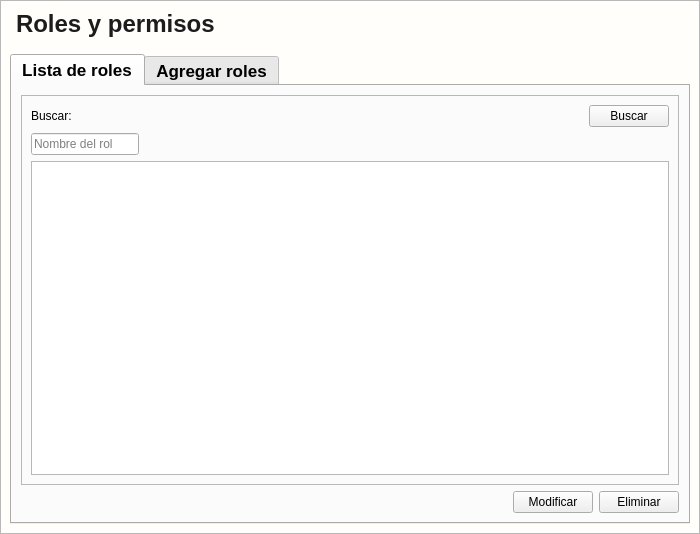
Above: app/View/UserInterfaceUi/UI_CONTROL_ROLES.ui from LAngelVp/software-punto-de-venta before the change. Below: the same form after it.
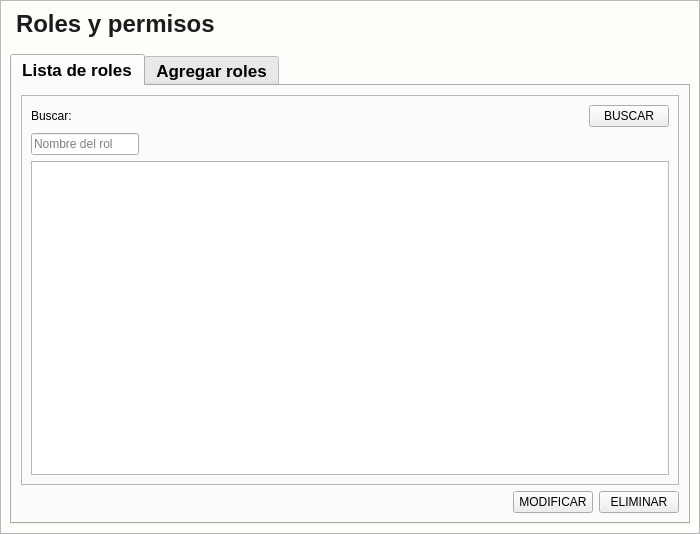
That is the form after the change. Icons and pictures are not drawn.

The edit to the form file:
```diff
--- a/app/View/UserInterfaceUi/UI_CONTROL_ROLES.ui
+++ b/app/View/UserInterfaceUi/UI_CONTROL_ROLES.ui
@@ -201,7 +201,7 @@
                 <cursorShape>PointingHandCursor</cursorShape>
                </property>
                <property name="text">
-                <string>Buscar</string>
+                <string>BUSCAR</string>
                </property>
               </widget>
              </item>
@@ -254,14 +254,34 @@
           <item row="2" column="4" alignment="Qt::AlignRight">
            <widget class="QPushButton" name="btn_btn_eliminarrol">
             <property name="text">
-             <string>Eliminar</string>
+             <string>ELIMINAR</string>
+            </property>
+            <property name="icon">
+             <iconset resource="../../Source/iconosSVG.qrc">
+              <normaloff>:/iconosBlancos/Icons/iconos/Blanco/eliminar_blanco.svg</normaloff>:/iconosBlancos/Icons/iconos/Blanco/eliminar_blanco.svg</iconset>
+            </property>
+            <property name="iconSize">
+             <size>
+              <width>20</width>
+              <height>20</height>
+             </size>
             </property>
            </widget>
           </item>
           <item row="2" column="3">
            <widget class="QPushButton" name="btn_btn_modificarrol">
             <property name="text">
-             <string>Modificar</string>
+             <string>MODIFICAR</string>
+            </property>
+            <property name="icon">
+             <iconset resource="../../Source/iconosSVG.qrc">
+              <normaloff>:/iconosBlancos/Icons/iconos/Blanco/actualizar_blanco.svg</normaloff>:/iconosBlancos/Icons/iconos/Blanco/actualizar_blanco.svg</iconset>
+            </property>
+            <property name="iconSize">
+             <size>
+              <width>20</width>
+              <height>20</height>
+             </size>
             </property>
            </widget>
           </item>
```
Left out of the diff: 18 changed lines with no effect on the pictures.
